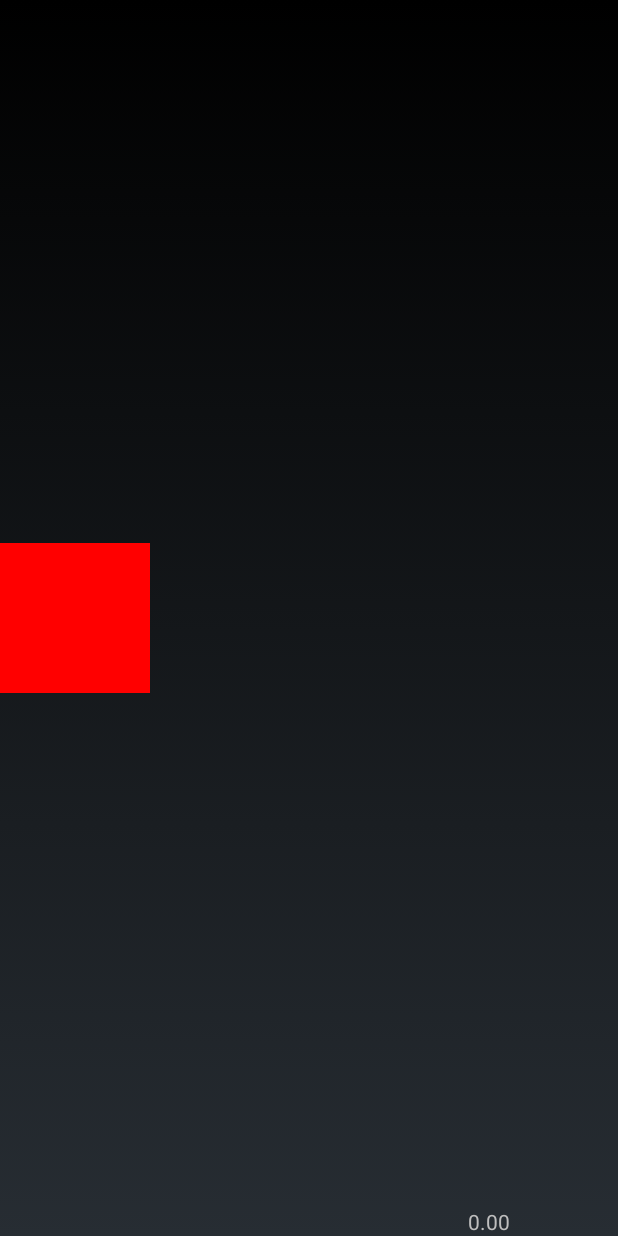
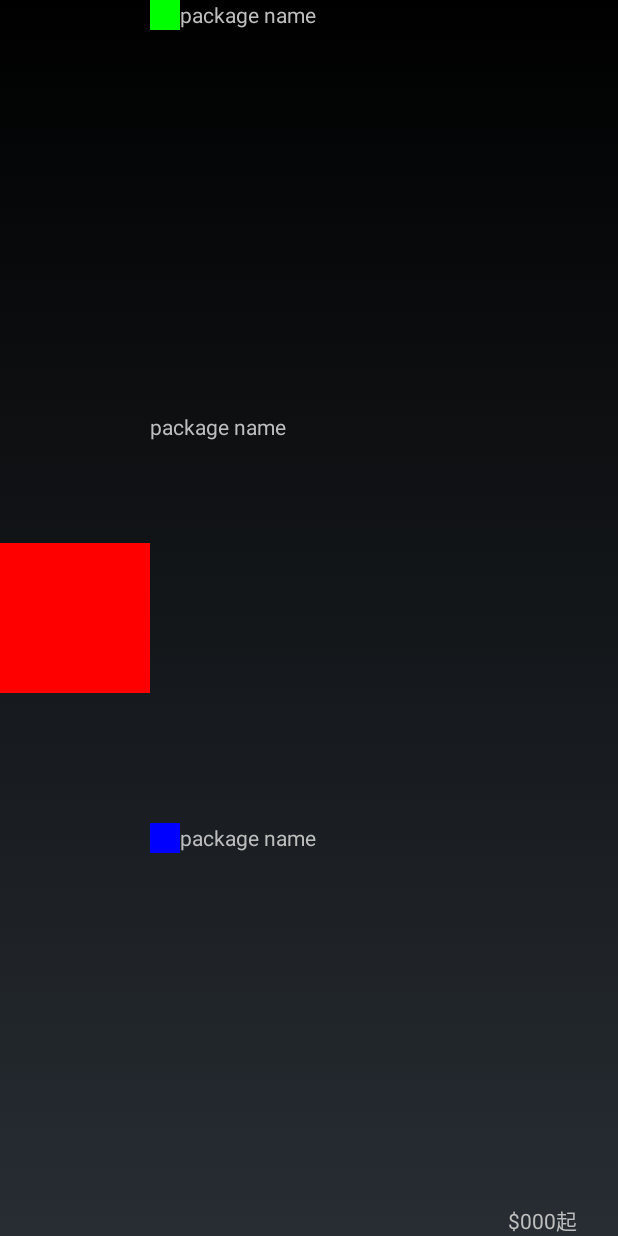
Before and after one commit to chao-zhou/NailD2D, an Android app: the layout item_packge.xml on its own in the app's theme, with its tools: preview values and no code run, on a phone screen of 412 x 824 dp. Run offline under Robolectric (Android 15) with nearby library versions, the phone set to English and light mode, and no system bars.

Commit message:
Add package list activity layout
Re-layout package list item

```diff
--- a/app/src/main/res/layout/item_packge.xml
+++ b/app/src/main/res/layout/item_packge.xml
@@ -20,16 +20,43 @@
         android:layout_toLeftOf="@+id/item_price"
         android:layout_toRightOf="@+id/item_thumbnail"
         android:layout_toEndOf="@+id/item_thumbnail">
-
-
+        <TableRow android:layout_weight="1">
+            <LinearLayout android:orientation="horizontal"  android:gravity="center_vertical">
+                <ImageView android:layout_height="20dp" android:layout_width="20dp" android:src="#00FF00"/>
+                <TextView  android:layout_height="wrap_content" android:layout_width="wrap_content" android:text="package name"/>
+            </LinearLayout>
+        </TableRow>
+        <TableRow android:layout_weight="1">
+            <TextView android:text="package name"/>
+        </TableRow>
+        <TableRow android:layout_weight="1">
+            <LinearLayout android:orientation="horizontal"  android:gravity="center_vertical">
+                <ImageView android:layout_height="20dp" android:layout_width="20dp" android:src="#0000FF"/>
+                <TextView android:layout_height="wrap_content" android:layout_width="wrap_content" android:text="package name"/>
+            </LinearLayout>
+        </TableRow>
     </TableLayout>
 
-    <TextView
+    <LinearLayout
         android:id="@+id/item_price"
         android:layout_width="100dp"
         android:layout_height="wrap_content"
         android:layout_alignParentBottom="true"
         android:layout_alignParentRight="true"
-        android:text="0.00"/>
+        android:gravity="center_horizontal"
+        android:orientation="horizontal">
+        <TextView
+            android:layout_width="wrap_content"
+            android:layout_height="wrap_content"
+            android:text="$"/>
+        <TextView
+            android:layout_width="wrap_content"
+            android:layout_height="wrap_content"
+            android:text="000"/>
+        <TextView
+            android:layout_width="wrap_content"
+            android:layout_height="wrap_content"
+            android:text="起"/>
+    </LinearLayout>
 
 </RelativeLayout>
```
Also changed, not shown: app/src/main/res/layout/activity_packagelist.xml (added, +49 -0 lines), 2 other files.
